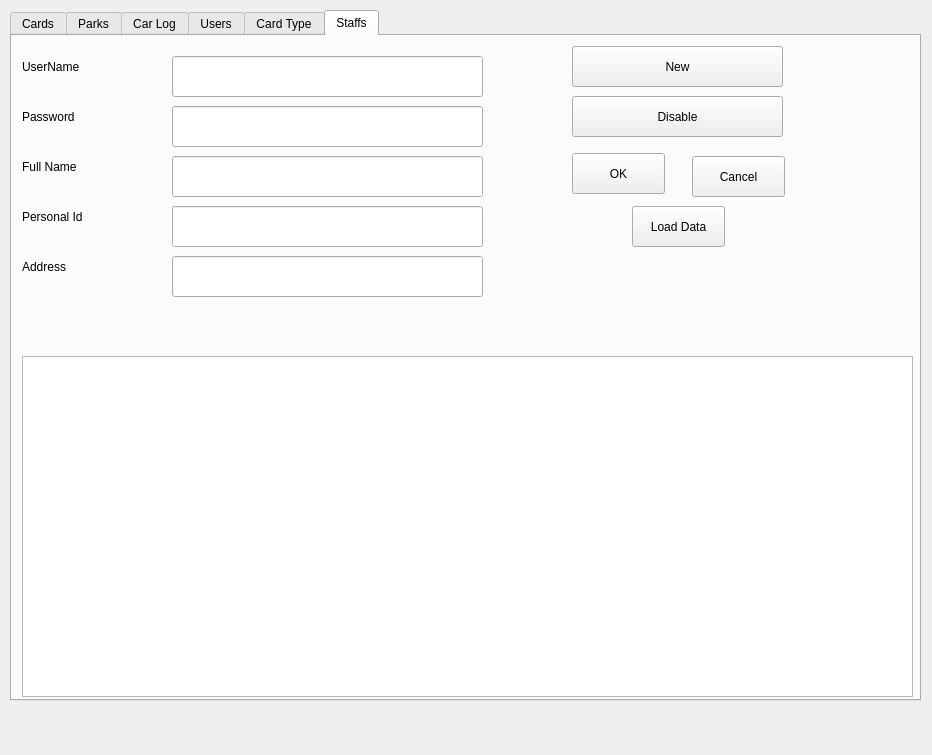
vince0119/Project-Deskstop, file Table.ui: the form before one commit.
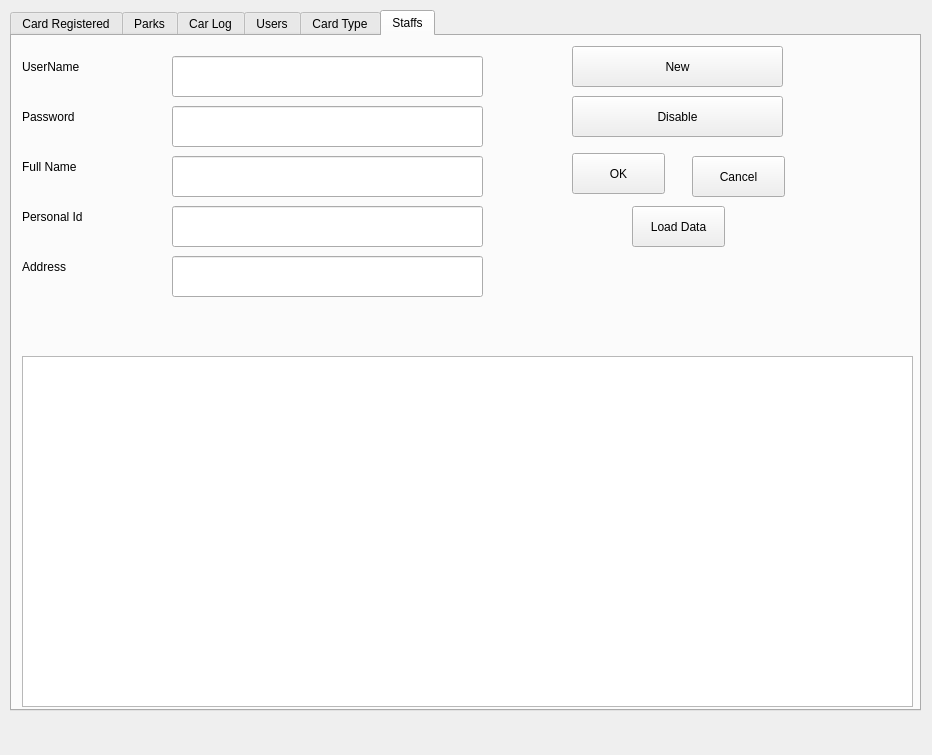
The form after the commit. The open tabs and pages were chosen to show the change.

The edit to the form file:
```diff
--- a/Table.ui
+++ b/Table.ui
@@ -20,7 +20,7 @@
       <x>10</x>
       <y>10</y>
       <width>911</width>
-      <height>691</height>
+      <height>701</height>
      </rect>
     </property>
     <property name="currentIndex">
@@ -28,7 +28,7 @@
     </property>
     <widget class="QWidget" name="wgCard">
      <attribute name="title">
-      <string>Cards</string>
+      <string>Card Registered</string>
      </attribute>
      <widget class="QLineEdit" name="txtCardId">
       <property name="enabled">
@@ -1157,7 +1157,7 @@
         <x>10</x>
         <y>320</y>
         <width>891</width>
-        <height>341</height>
+        <height>351</height>
        </rect>
       </property>
      </widget>
```
Left out of the diff: 10 changed lines with no effect on the pictures.
